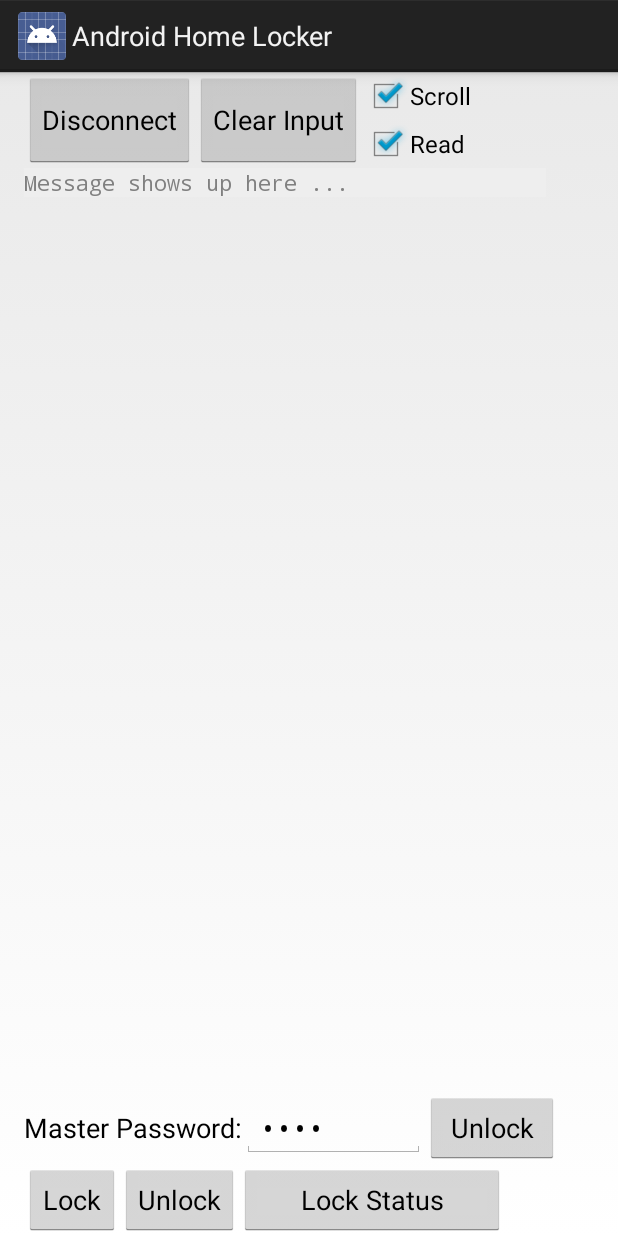
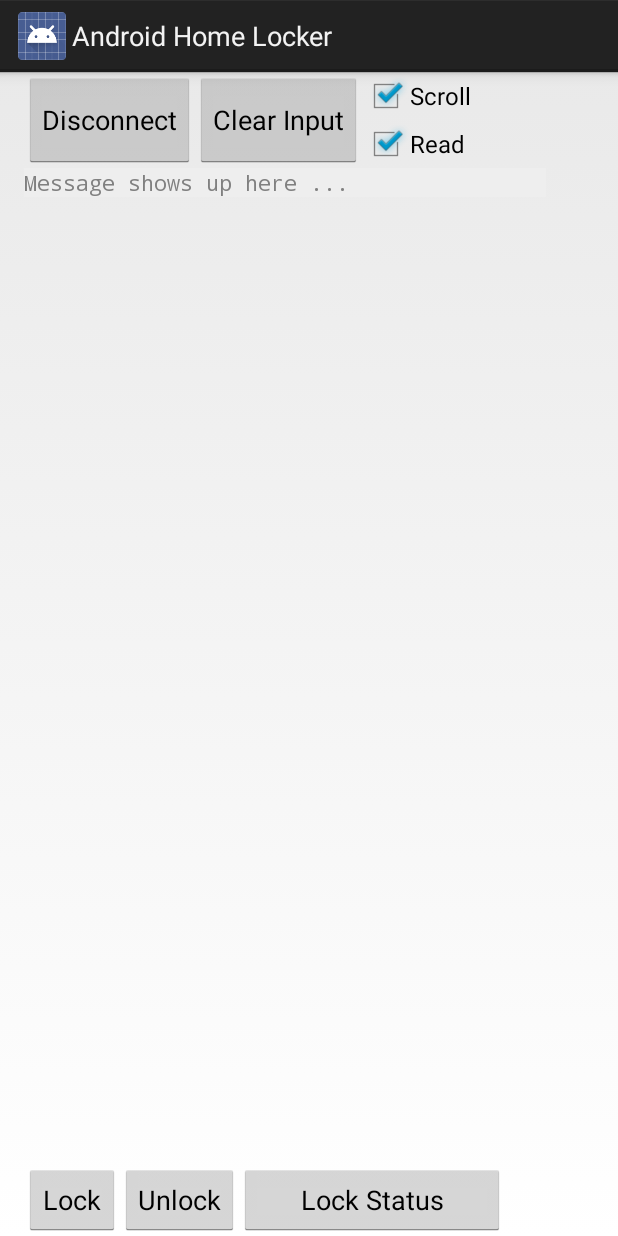
Before and after one commit to manashmandal/OthersProject, an Android app: the MainActivity screen opened directly, with no data from a screen before it, on a phone screen of 412 x 824 dp. Run offline under Robolectric (Android 15) with nearby library versions, the phone set to English and light mode, and no system bars; 8 statements that could not run were skipped.

```diff
--- a/RokibIUTEEE/Android App/BlueSerial-master/app/src/main/java/com/blueserial/MainActivity.java
+++ b/RokibIUTEEE/Android App/BlueSerial-master/app/src/main/java/com/blueserial/MainActivity.java
@@ -88,7 +88,7 @@
 //				textInfo.setText(subEditText.getText().toString());
 				user_password = subEditText.getText().toString();
 				Toast.makeText(getApplicationContext(), "Verifying Pass Key", Toast.LENGTH_SHORT).show();
-				String sendData = "/" + passkey + "\n";
+				String sendData = "/" + user_password + "\n";
 				sendStringToArduino(sendData);
 //				if (user_password.equals(passwordEditText.getText().toString())){
 //
@@ -145,8 +145,7 @@
 		unlockButton = (Button) findViewById(R.id.unlockButton);
 		lockButton = (Button) findViewById(R.id.lockButton);
 		lockStatusButton = (Button) findViewById(R.id.lockStatusButton);
-		passwordEditText = (EditText) findViewById(R.id.passwordEditText);
-		setPasswordButton = (Button) findViewById(R.id.setPasswordButton);
+
 
 		setTitle("Android Home Locker");
 
@@ -179,17 +178,7 @@
 		});
 
 
-		setPasswordButton.setOnClickListener(new OnClickListener() {
-			@Override
-			public void onClick(View view) {
-				passkey = passwordEditText.getText().toString();
-				Toast.makeText(getApplicationContext(), "Password is set: " + passkey, Toast
-						.LENGTH_LONG).show();
-				String sendData = "~" + passkey + "\n";
-				sendData = "~" + passkey + "\n";
-				sendStringToArduino(sendData);
-			}
-		});
+
 
 		lockButton.setOnClickListener(new OnClickListener() {
 			@Override
--- a/RokibIUTEEE/Android App/BlueSerial-master/app/src/main/res/layout/activity_main.xml
+++ b/RokibIUTEEE/Android App/BlueSerial-master/app/src/main/res/layout/activity_main.xml
@@ -70,26 +70,6 @@
         android:layout_width="wrap_content"
         android:layout_height="wrap_content">
 
-        <TextView
-            android:layout_width="wrap_content"
-            android:layout_height="wrap_content"
-            android:textAppearance="?android:attr/textAppearanceMedium"
-            android:text="Master Password:"
-            android:id="@+id/textView"/>
-
-        <EditText
-            android:layout_width="122dp"
-            android:layout_height="wrap_content"
-            android:inputType="textPassword"
-            android:ems="10"
-            android:id="@+id/passwordEditText"
-            android:text="pass"/>
-
-        <Button
-            android:layout_width="89dp"
-            android:layout_height="wrap_content"
-            android:text="Unlock"
-            android:id="@+id/setPasswordButton"/>
     </LinearLayout>
 
     <LinearLayout
```
Also changed, not shown: 1 other file.
